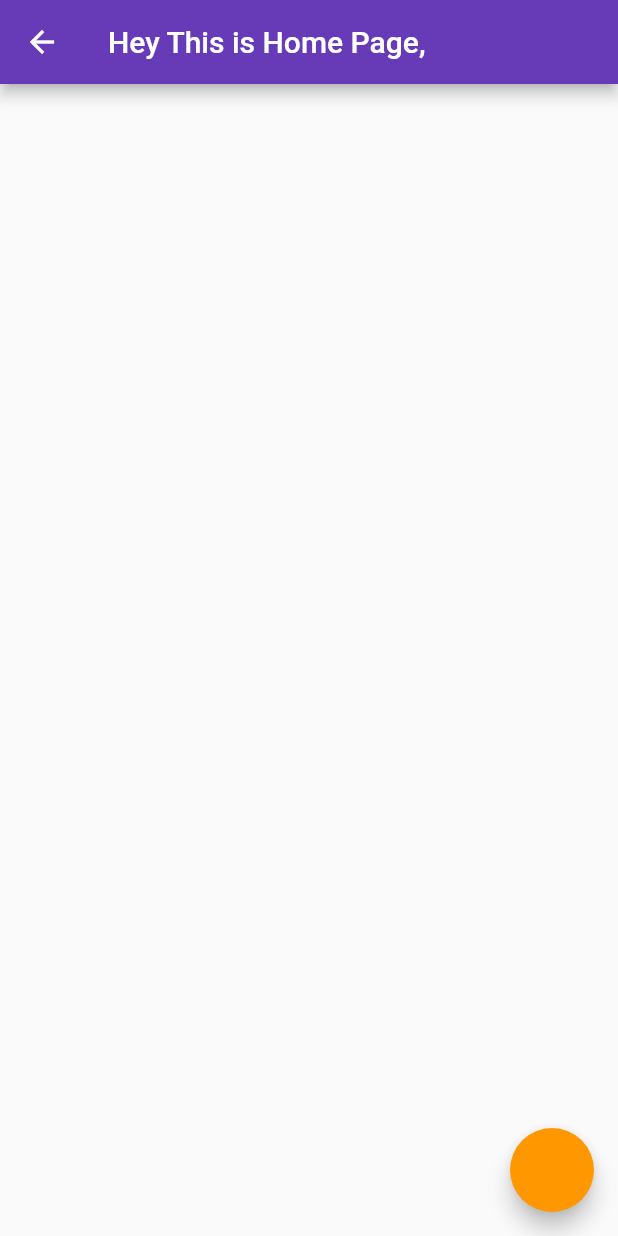
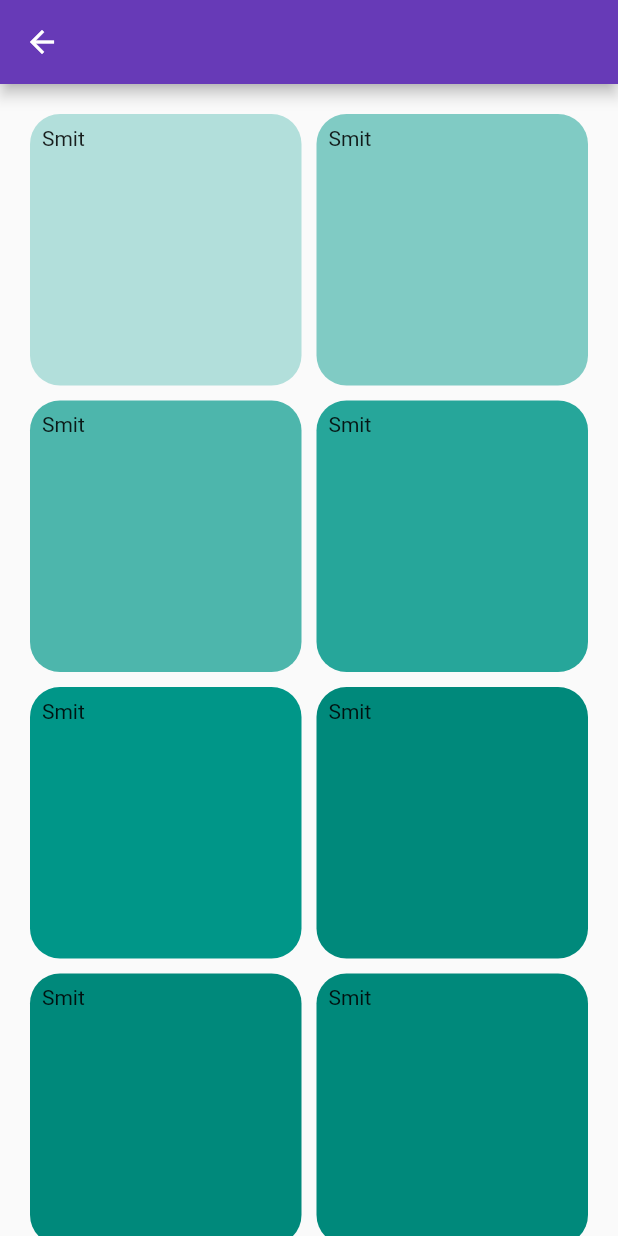
Before and after one commit to smit-mist/learn_with_ar, a Flutter app: the DashboardScreen screen opened by its route, on a phone screen of 412 x 824 dp. Run offline on Flutter 3.47's test engine with Material 2 defaults, Android fonts, the phone set to English and light mode, and no system bars; our stand-ins replace flutter_login; missing offline and left inert: arcore_flutter_plugin, flutter_cube, model_viewer; Roboto replaces fonts that are missing (NotoSans).

Commit message:
Dashboard grid view in progress

```diff
--- a/lib/views/dashboard_screen.dart
+++ b/lib/views/dashboard_screen.dart
@@ -1,4 +1,5 @@
 import 'package:flutter/material.dart';
+import 'package:flutter/src/widgets/container.dart';
 
 class DashboardScreen extends StatefulWidget {
   @override
@@ -11,15 +12,79 @@ class _DashboardScreenState extends State<DashboardScreen> {
     double h = MediaQuery.of(context).size.height;
     double w = MediaQuery.of(context).size.width;
     return Scaffold(
-      appBar: AppBar(
-        title: Text('Hey This is Home Page,'),
-      ),
-      body: Container(),
-      floatingActionButton: FloatingActionButton(
-        onPressed: () {
-          Navigator.pushNamed(context, 'object');
-        },
-      ),
-    );
+        appBar: AppBar(),
+        body: GridView.count(
+          primary: false,
+          padding: const EdgeInsets.all(20),
+          crossAxisSpacing: 10,
+          mainAxisSpacing: 10,
+          crossAxisCount: 2,
+          children: <Widget>[
+            Container(
+              decoration: BoxDecoration(
+                borderRadius: BorderRadius.all(Radius.circular(20)),
+                color: Colors.teal[100],
+              ),
+              padding: const EdgeInsets.all(8),
+              child: const Text('Smit'),
+            ),
+            Container(
+              decoration: BoxDecoration(
+                borderRadius: BorderRadius.all(Radius.circular(20)),
+                color: Colors.teal[200],
+              ),
+              padding: const EdgeInsets.all(8),
+              child: const Text('Smit'),
+            ),
+            Container(
+              decoration: BoxDecoration(
+                borderRadius: BorderRadius.all(Radius.circular(20)),
+                color: Colors.teal[300],
+              ),
+              padding: const EdgeInsets.all(8),
+              child: const Text('Smit'),
+            ),
+            Container(
+              decoration: BoxDecoration(
+                borderRadius: BorderRadius.all(Radius.circular(20)),
+                color: Colors.teal[400],
+              ),
+              padding: const EdgeInsets.all(8),
+              child: const Text('Smit'),
+            ),
+            Container(
+              decoration: BoxDecoration(
+                borderRadius: BorderRadius.all(Radius.circular(20)),
+                color: Colors.teal[500],
+              ),
+              padding: const EdgeInsets.all(8),
+              child: const Text('Smit'),
+            ),
+            Container(
+              decoration: BoxDecoration(
+                borderRadius: BorderRadius.all(Radius.circular(20)),
+                color: Colors.teal[600],
+              ),
+              padding: const EdgeInsets.all(8),
+              child: const Text('Smit'),
+            ),
+            Container(
+              decoration: BoxDecoration(
+                borderRadius: BorderRadius.all(Radius.circular(20)),
+                color: Colors.teal[600],
+              ),
+              padding: const EdgeInsets.all(8),
+              child: const Text('Smit'),
+            ),
+            Container(
+              decoration: BoxDecoration(
+                borderRadius: BorderRadius.all(Radius.circular(20)),
+                color: Colors.teal[600],
+              ),
+              padding: const EdgeInsets.all(8),
+              child: const Text('Smit'),
+            ),
+          ],
+        ));
   }
 }
```
Also changed, not shown: lib/routes.dart (+4 -4 lines), pubspec.lock.
